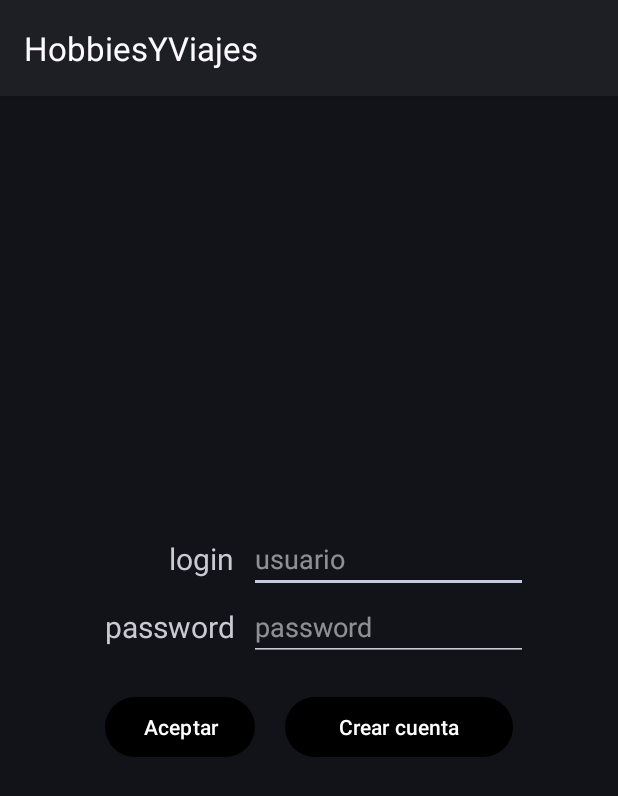
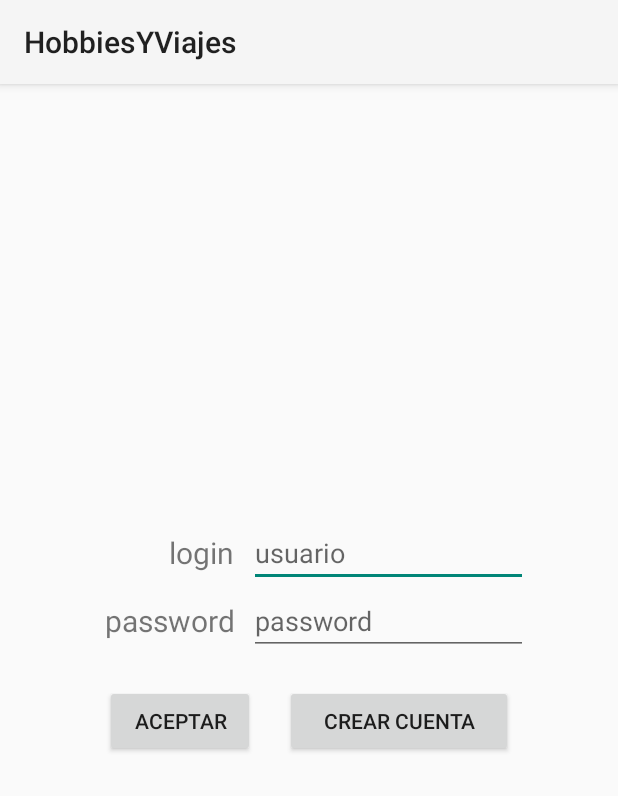
Before and after one commit to MNCLY0/PracticaEvaluableAndroidStudio01, an Android app built with Jetpack Compose: the screen it shows after launch (MainActivity), on a phone screen of 412 x 824 dp. Shown: the top 796 px of the screen. Run offline under Robolectric (Android 15) with nearby library versions, the phone set to English and light mode, and no system bars.

Commit message:
Modificacion del tema para que herede de Theme.AppCompat.Light

```diff
--- a/app/src/main/res/values/themes.xml
+++ b/app/src/main/res/values/themes.xml
@@ -2,11 +2,7 @@
 <resources>
 
 <!--    Modifico un poco el tema predeterminado para que herede de Material3.DynamicColors.Dark y cambio el color de algunas cosas-->
-    <style name="Theme.PrácticaEvaluableApp" parent="@style/Theme.Material3.DynamicColors.Dark">
-        <item name="colorPrimary">@color/black</item>.
-        <item name="colorOnPrimary">@color/white</item>
-        <item name="colorPrimaryVariant">@color/black</item>
-        <item name="tabSelectedTextColor">@color/gray</item>
+    <style name="Theme.PrácticaEvaluableApp" parent="@style/Theme.AppCompat.Light">
     </style>
 
 </resources>
```
